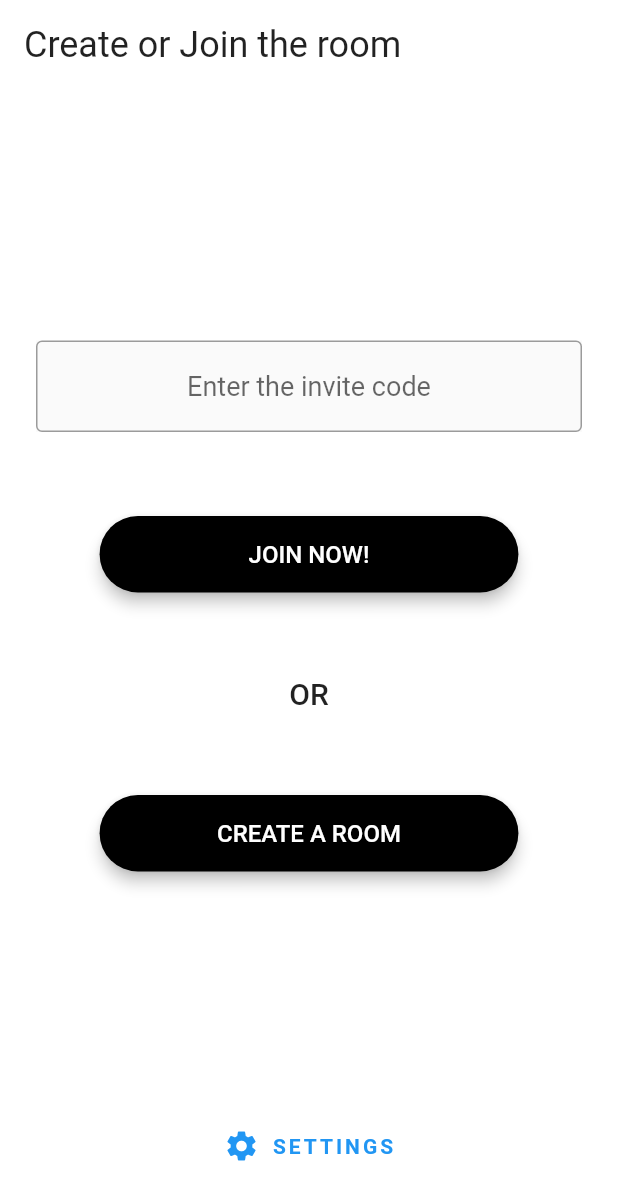
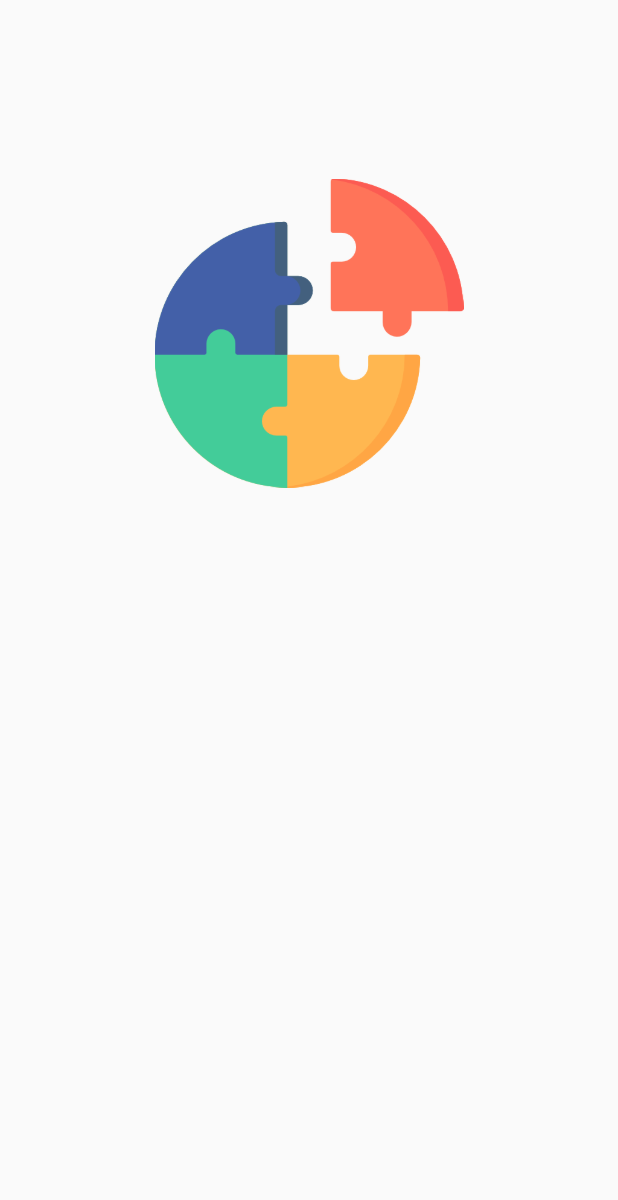
Before and after one commit to saurabh-dk/567_Project, a Flutter app: the screen it shows after launch, after a tap on "JOIN NOW!", on a phone screen of 412 x 824 dp. Shown: the top 1200 px of the screen. Run offline on Flutter 3.47's test engine with Material 2 defaults, Android fonts, the phone set to English and light mode, and no system bars; drawn by our look-alikes of avatar_glow; our stand-ins replace get.

Commit message:
Waiting room animation

```diff
--- a/lib/main.dart
+++ b/lib/main.dart
@@ -1,4 +1,5 @@
 import 'package:flutter/material.dart';
+import 'package:get/get_navigation/get_navigation.dart';
 import 'package:quizap/view/login.dart';
 import 'package:quizap/view/room.dart';
 
@@ -11,7 +12,7 @@ class MyApp extends StatelessWidget {
 
   @override
   Widget build(BuildContext context) {
-    return MaterialApp(
+    return GetMaterialApp(
       title: 'quizap',
       theme: ThemeData(
         primarySwatch: Colors.blue,
--- a/lib/view/room.dart
+++ b/lib/view/room.dart
@@ -1,5 +1,7 @@
 import 'package:flutter/material.dart';
+import 'package:get/get.dart';
 import 'package:quizap/view/custom_widgets/rounded_button.dart';
+import 'package:quizap/view/waiting.dart';
 
 class RoomPage extends StatefulWidget {
   const RoomPage({Key? key}) : super(key: key);
@@ -41,7 +43,9 @@ class _RoomPageState extends State<RoomPage> {
                   ),
                   RoundedButton(
                     outlined: false,
-                    onPressed: () {},
+                    onPressed: () {
+                      Get.to(const WaitingPage());
+                    },
                     maxWidth: MediaQuery.of(context).size.width * 0.6,
                     text: 'Join now!'.toUpperCase(),
                   ),
--- /dev/null
+++ b/lib/view/waiting.dart
@@ -0,0 +1,48 @@
+import 'package:avatar_glow/avatar_glow.dart';
+import 'package:flutter/material.dart';
+
+import 'custom_widgets/rounded_button.dart';
+
+class WaitingPage extends StatefulWidget {
+  const WaitingPage({Key? key}) : super(key: key);
+
+  @override
+  State<WaitingPage> createState() => _WaitingPageState();
+}
+
+class _WaitingPageState extends State<WaitingPage> {
+  void _incrementCounter() {}
+
+  @override
+  Widget build(BuildContext context) {
+    return Scaffold(
+      body: SafeArea(
+        child: Center(
+          child: Column(
+            children: <Widget>[
+              Padding(
+                padding: const EdgeInsets.all(16),
+                child: AvatarGlow(
+                  glowColor: Colors.blue,
+                  endRadius: MediaQuery.of(context).size.width / 2,
+                  duration: Duration(milliseconds: 4000),
+                  repeat: true,
+                  showTwoGlows: true,
+                  repeatPauseDuration: Duration(milliseconds: 100),
+                  child: Container(
+                    height: MediaQuery.of(context).size.height * 0.25,
+                    decoration: const BoxDecoration(
+                      image: DecorationImage(
+                        image: AssetImage('assets/puzzle.png'),
+                      ),
+                    ),
+                  ),
+                ),
+              ),
+            ],
+          ),
+        ),
+      ),
+    );
+  }
+}
--- a/pubspec.yaml
+++ b/pubspec.yaml
@@ -27,6 +27,9 @@ environment:
 # the latest version available on pub.dev. To see which dependencies have newer
 # versions available, run `flutter pub outdated`.
 dependencies:
+  get:
+  avatar_glow: 2.0.2
+
   flutter:
     sdk: flutter
 
```
Also changed, not shown: pubspec.lock.
